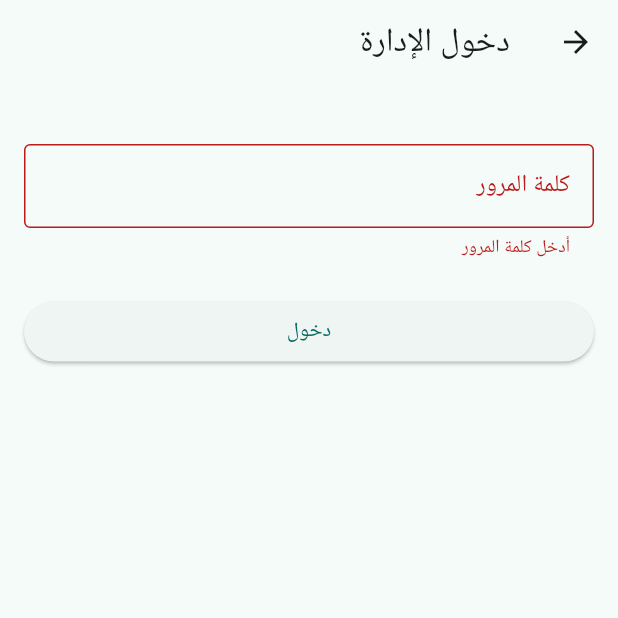
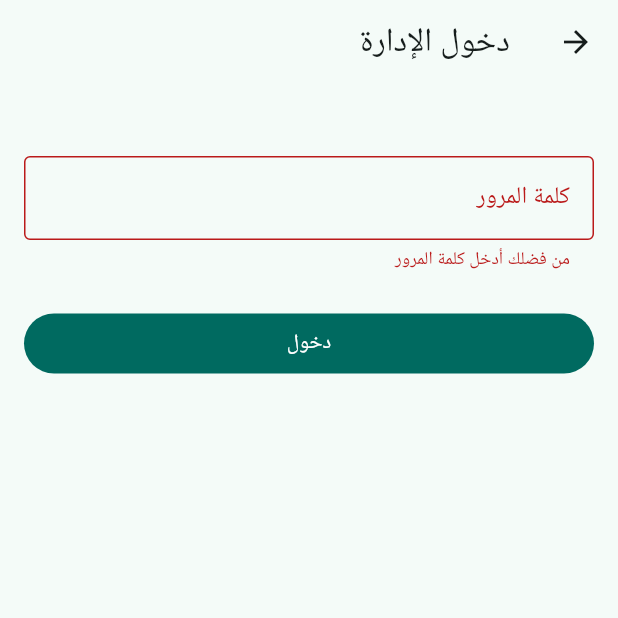
Before and after one commit to mmmeeedddooo565/DR-CLINI, a Flutter app: the AdminLoginScreen screen opened by its route, after a tap on "دخول", on a phone screen of 412 x 824 dp, the top half of it. Run offline on Flutter 3.47's test engine with Material 3 defaults, Android fonts, the phone set to English and light mode, and no system bars; our stand-ins replace cloud_firestore, firebase_core, shared_preferences; accounts and stored records are empty.

Commit message:
Enhance admin login screen with language support

```diff
--- a/lib/ui/screens/admin_login_screen.dart
+++ b/lib/ui/screens/admin_login_screen.dart
@@ -1,4 +1,7 @@
+import 'dart:ui' as ui;
 import 'package:flutter/material.dart';
+import 'package:provider/provider.dart';
+import '../../main.dart';
 import '../../services/auth_service.dart';
 import 'admin_home_screen.dart';
 
@@ -23,9 +26,19 @@ class _AdminLoginScreenState extends State<AdminLoginScreen> {
 
     setState(() => _loading = false);
 
+    if (!mounted) return;
+
+    final isAr = context.read<LanguageService>().isArabic;
+
     if (role == null) {
       ScaffoldMessenger.of(context).showSnackBar(
-        const SnackBar(content: Text('كلمة المرور غير صحيحة')),
+        SnackBar(
+          content: Text(
+            isAr
+                ? 'كلمة المرور غير صحيحة'
+                : 'Invalid password',
+          ),
+        ),
       );
       return;
     }
@@ -39,35 +52,45 @@ class _AdminLoginScreenState extends State<AdminLoginScreen> {
 
   @override
   Widget build(BuildContext context) {
+    final isAr = context.watch<LanguageService>().isArabic;
+
     return Directionality(
-      textDirection: TextDirection.rtl,
+      textDirection: isAr ? ui.TextDirection.rtl : ui.TextDirection.ltr,
       child: Scaffold(
-        appBar: AppBar(title: const Text('دخول الإدارة')),
+        appBar: AppBar(
+          title: Text(isAr ? 'دخول الإدارة' : 'Admin / Secretary Login'),
+        ),
         body: Padding(
           padding: const EdgeInsets.all(16),
           child: Form(
             key: _formKey,
             child: Column(
               children: [
-                const SizedBox(height: 24),
+                const SizedBox(height: 32),
                 TextFormField(
                   controller: _pass,
-                  decoration: const InputDecoration(
-                    labelText: 'كلمة المرور',
-                    border: OutlineInputBorder(),
+                  obscureText: true,
+                  decoration: InputDecoration(
+                    labelText: isAr ? 'كلمة المرور' : 'Password',
+                    border: const OutlineInputBorder(),
                   ),
-                  obscureText: true,
-                  validator: (v) =>
-                      (v == null || v.isEmpty) ? 'أدخل كلمة المرور' : null,
+                  validator: (v) {
+                    if (v == null || v.isEmpty) {
+                      return isAr
+                          ? 'من فضلك أدخل كلمة المرور'
+                          : 'Please enter password';
+                    }
+                    return null;
+                  },
                 ),
                 const SizedBox(height: 24),
                 SizedBox(
                   width: double.infinity,
-                  child: ElevatedButton(
+                  child: FilledButton(
                     onPressed: _loading ? null : _submit,
                     child: _loading
                         ? const CircularProgressIndicator()
-                        : const Text('دخول'),
+                        : Text(isAr ? 'دخول' : 'Login'),
                   ),
                 ),
               ],
```
